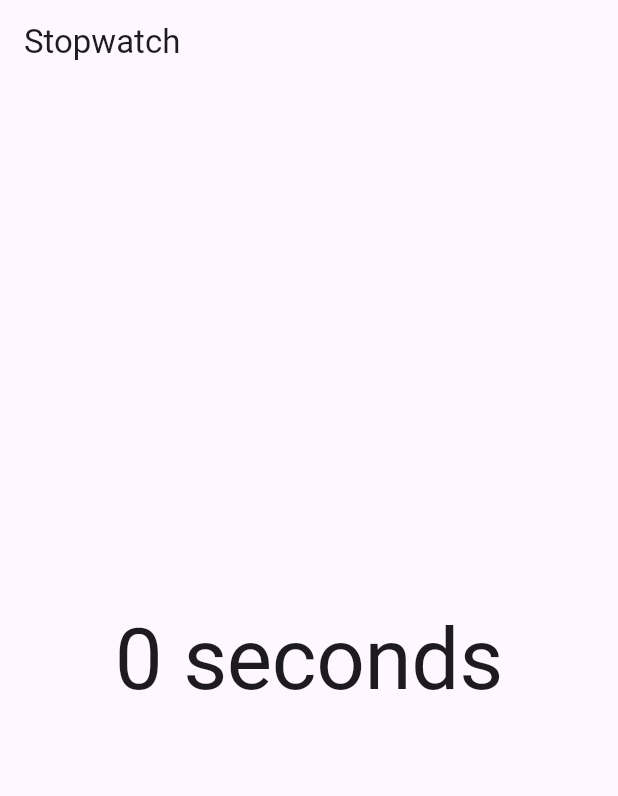
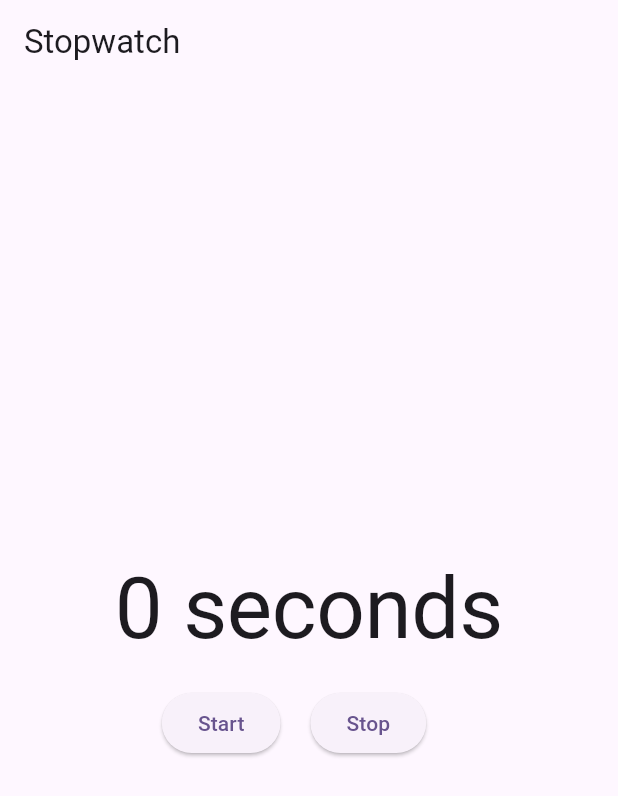
Before and after one commit to Babar78/MAD_Class_Tasks, a Flutter app: the first screen one second after launch, on a phone screen of 412 x 824 dp. Shown: the top 796 px of the screen. Run offline on Flutter 3.47's test engine with Material 3 defaults, Android fonts, the phone set to English and light mode, and no system bars.

Commit message:
Task-02 Complete

```diff
--- a/lib/stopwatchcomponent.dart
+++ b/lib/stopwatchcomponent.dart
@@ -12,12 +12,6 @@ class StopWatchComponent extends StatefulWidget {
 class _StopWatchComponentState extends State<StopWatchComponent> {
   int counter = 0;
   Timer timer = Timer.periodic(const Duration(seconds: 1), (timer) {});
-
-  @override
-  void initState() {
-    super.initState();
-    timer = Timer.periodic(const Duration(seconds: 1), onTick);
-  }
 
   void onTick(Timer timer) {
     setState(() {
@@ -39,6 +33,33 @@ class _StopWatchComponentState extends State<StopWatchComponent> {
               counter.toString() + ' seconds',
               style: Theme.of(context).textTheme.headline1,
             ),
+            SizedBox(
+              height: 20,
+            ),
+            Row(
+              mainAxisAlignment: MainAxisAlignment.center,
+              children: [
+                ElevatedButton(
+                  onPressed: () {
+                    timer.cancel();
+                    timer = Timer.periodic(const Duration(seconds: 1), onTick);
+                  },
+                  child: const Text('Start'),
+                ),
+                SizedBox(
+                  width: 20,
+                ),
+                ElevatedButton(
+                  onPressed: () {
+                    timer.cancel();
+                  },
+                  child: const Text('Stop'),
+                ),
+                SizedBox(
+                  width: 20,
+                ),
+              ],
+            )
           ],
         ),
       ),
```
